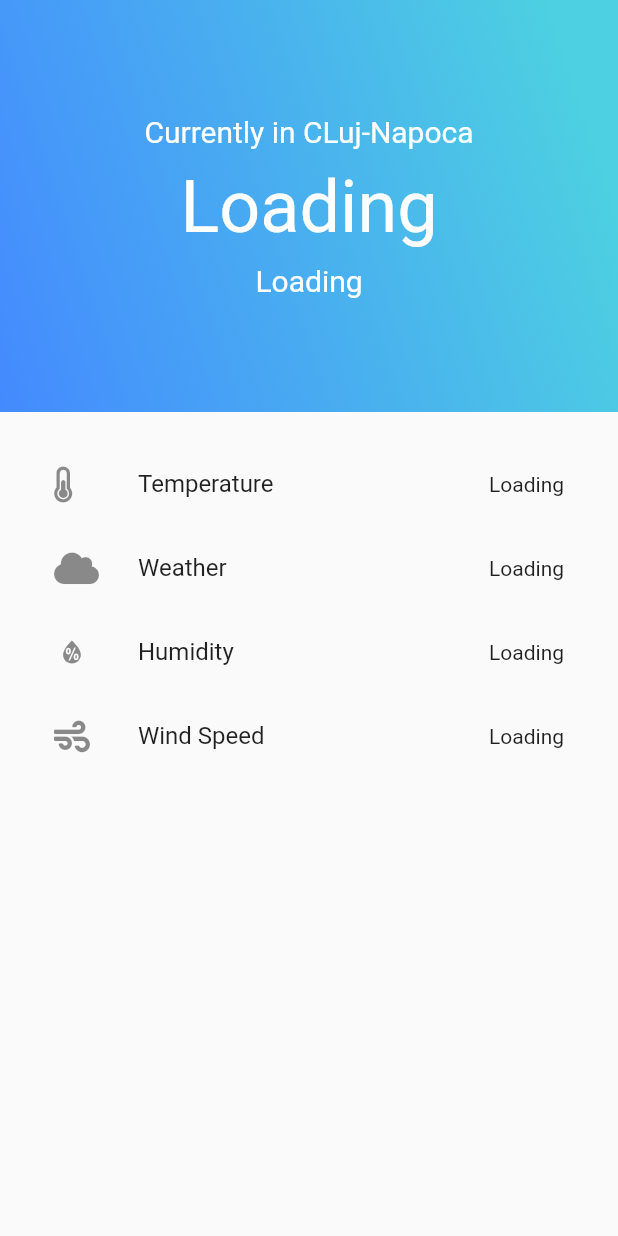
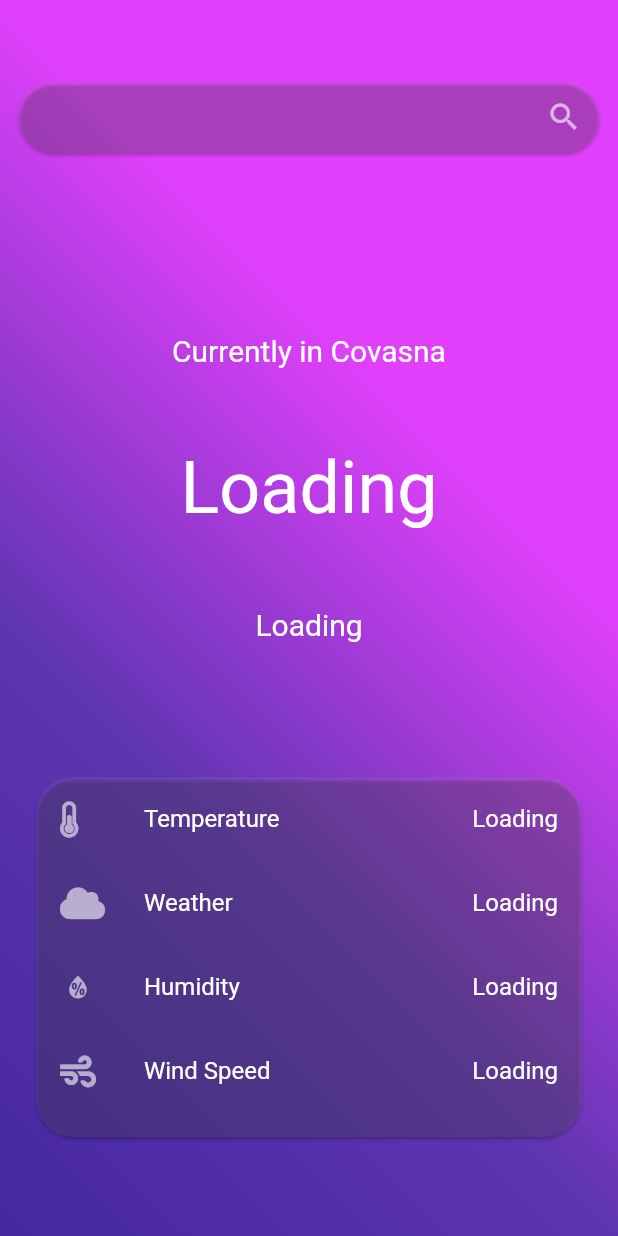
Before and after one commit to NicoletaSalcutan/weather_app, a Flutter app: the screen it shows after launch, on a phone screen of 412 x 824 dp. Run offline on Flutter 3.47's test engine with Material 2 defaults, Android fonts, the phone set to English and light mode, and no system bars; our stand-ins replace font_awesome_flutter, google_fonts, weather_icons; network calls fail.

Commit message:
modify design  +  functionality for search bar

```diff
--- a/lib/main.dart
+++ b/lib/main.dart
@@ -1,5 +1,6 @@
 import 'dart:convert';
 
+import 'package:flutter/cupertino.dart';
 import 'package:flutter/material.dart';
 import 'package:font_awesome_flutter/font_awesome_flutter.dart';
 import 'package:http/http.dart' as http;
@@ -22,16 +23,20 @@ class Home extends StatefulWidget {
 }
 
 class _HomeState extends State<Home> {
-  var temp;
+  double temp;
   var description;
   var currently;
   var humdity;
   var windspeed;
+  var oras = 'Covasna';
+  TextEditingController searchController = TextEditingController();
 
-  Future getWeather() async {
-    http.Response response = await http.get("http://api.openweathermap.org/data/2.5/weather?q=Cluj-Napoca&appid=75d39fd2d88201198549b6ce852968b1");
+  Future getWeather(String oras) async {
+    http.Response response =
+        await http.get("http://api.openweathermap.org/data/2.5/weather?q=$oras&appid=75d39fd2d88201198549b6ce852968b1");
     var results = jsonDecode(response.body);
     setState(() {
+      this.oras = oras;
       this.temp = results['main']['temp'];
       this.description = results['weather'][0]['description'];
       this.humdity = results['main']['humidity'];
@@ -42,76 +47,151 @@ class _HomeState extends State<Home> {
   @override
   void initState() {
     super.initState();
-    this.getWeather();
+    this.getWeather(oras);
   }
 
   @override
   Widget build(BuildContext context) {
     return Scaffold(
-      body: Column(
-        children: [
-          Container(
-            height: MediaQuery.of(context).size.height / 3,
+      body: Container(
+        height: MediaQuery.of(context).size.height,
         width: MediaQuery.of(context).size.height,
         decoration: BoxDecoration(
             gradient: LinearGradient(begin: Alignment.bottomLeft, colors: [
-              ColorApp.darkblue,
-              ColorApp.cyan[300],
+          ColorApp.deeppurple[800],
+          ColorApp.deeppurple[600],
+          ColorApp.purpleaccent,
         ])),
         child: Column(
-              mainAxisAlignment: MainAxisAlignment.center,
-              crossAxisAlignment: CrossAxisAlignment.center,
+          mainAxisAlignment: MainAxisAlignment.spaceEvenly,
           children: [
+            Stack(
+              children: [
+                SafeArea(
+                  child: Padding(
+                    padding: EdgeInsets.all(8),
+                    child: Card(
+                      color: Colors.white.withOpacity(0.07),
+                      shape: RoundedRectangleBorder(borderRadius: BorderRadius.circular(25)),
+                      child: Row(
+                        children: [
+                          Expanded(
+                            child: Padding(
+                              padding: const EdgeInsets.only(left: 16.0),
+                              child: TextField(
+                                decoration: InputDecoration(border: InputBorder.none),
+                                controller: searchController,
+                                style: roboto18White,
+                              ),
+                            ),
+                          ),
+                          IconButton(
+                              icon: Icon(
+                                Icons.search,
+                                color: ColorApp.white,
+                              ),
+                              onPressed: () => getWeather(searchController.text))
+                        ],
+                      ),
+                    ),
+                  ),
+                ),
+              ],
+            ),
+            SizedBox(
+              height: 24.0,
+            ),
             Padding(
               padding: EdgeInsets.only(bottom: 10.0),
               child: Text(
-                    Strings.currentlyInCluj,
+                Strings.currentlyIn + oras,
                 style: roboto20White,
               ),
             ),
             Text(
-                  temp != null ? temp.toString() + "\u00B0" : "Loading",
+              temp != null ? (temp - 273.15).toStringAsFixed(2) + "\u00B0C" : "Loading",
               style: roboto48White,
             ),
             Padding(
-                  padding: const EdgeInsets.only(top: 10.0),
+              padding: const EdgeInsets.only(top: 10.0, bottom: 24.0),
               child: Text(
                 description != null ? description.toString() : "Loading",
                 style: roboto20White,
               ),
             ),
+            Padding(
+              padding: EdgeInsets.all(20),
+              child: Card(
+                shape: RoundedRectangleBorder(borderRadius: BorderRadius.circular(25.0)),
+                color: ColorApp.white.withOpacity(0.08),
+                child: Padding(
+                  padding: const EdgeInsets.only(bottom: 16.0),
+                  child: ListView(
+                    shrinkWrap: true,
+                    children: [
+                      ListTile(
+                        leading: FaIcon(
+                          FontAwesomeIcons.thermometerHalf,
+                          color: ColorApp.white,
+                        ),
+                        title: Text(
+                          "Temperature",
+                          style: roboto16White,
+                        ),
+                        trailing: Text(
+                          temp != null ? (temp - 273.15).toStringAsFixed(2) + "\u00B0C" : "Loading",
+                          style: roboto16White,
+                        ),
+                      ),
+                      ListTile(
+                        leading: FaIcon(
+                          FontAwesomeIcons.cloud,
+                          color: ColorApp.white,
+                        ),
+                        title: Text(
+                          "Weather",
+                          style: roboto16White,
+                        ),
+                        trailing: Text(
+                          description != null ? description.toString() : "Loading",
+                          style: roboto16White,
+                        ),
+                      ),
+                      ListTile(
+                        leading: FaIcon(
+                          WeatherIcons.humidity,
+                          color: ColorApp.white,
+                        ),
+                        title: Text(
+                          "Humidity",
+                          style: roboto16White,
+                        ),
+                        trailing: Text(
+                          humdity != null ? humdity.toString() : "Loading",
+                          style: roboto16White,
+                        ),
+                      ),
+                      ListTile(
+                        leading: FaIcon(
+                          FontAwesomeIcons.wind,
+                          color: ColorApp.white,
+                        ),
+                        title: Text(
+                          "Wind Speed",
+                          style: roboto16White,
+                        ),
+                        trailing: Text(
+                          windspeed != null ? windspeed.toString() : "Loading",
+                          style: roboto16White,
+                        ),
+                      ),
                     ],
                   ),
                 ),
-          Expanded(
-              child: Padding(
-            padding: EdgeInsets.all(20),
-            child: ListView(
-              children: [
-                ListTile(
-                  leading: FaIcon(FontAwesomeIcons.thermometerHalf),
-                  title: Text("Temperature"),
-                  trailing: Text(temp != null ? temp.toString() + "\u00B0" : "Loading"),
               ),
-                ListTile(
-                  leading: FaIcon(FontAwesomeIcons.cloud),
-                  title: Text("Weather"),
-                  trailing: Text(description != null ? description.toString() : "Loading"),
-                ),
-                ListTile(
-                  leading: FaIcon(WeatherIcons.humidity),
-                  title: Text("Humidity"),
-                  trailing: Text(humdity != null ? humdity.toString() : "Loading"),
-                ),
-                ListTile(
-                  leading: FaIcon(FontAwesomeIcons.wind),
-                  title: Text("Wind Speed"),
-                  trailing: Text(windspeed != null ? windspeed.toString() : "Loading"),
             ),
           ],
         ),
-          )),
-        ],
       ),
     );
   }
--- a/lib/utils/strings.dart
+++ b/lib/utils/strings.dart
@@ -1,3 +1,3 @@
 class Strings {
-  static final String currentlyInCluj = "Currently in CLuj-Napoca";
+  static final String currentlyIn = "Currently in ";
 }
--- a/lib/utils/styles.dart
+++ b/lib/utils/styles.dart
@@ -2,4 +2,6 @@ import 'package:flutter/material.dart';
 import 'package:google_fonts/google_fonts.dart';
 
 TextStyle get roboto20White => GoogleFonts.roboto(fontSize: 20.0, color: Colors.white);
+TextStyle get roboto18White => GoogleFonts.roboto(fontSize: 18.0, color: Colors.white);
+TextStyle get roboto16White => GoogleFonts.roboto(fontSize: 16.0, color: Colors.white);
 TextStyle get roboto48White => GoogleFonts.roboto(fontSize: 48.0, color: Colors.white);
--- a/lib/utils/theme.dart
+++ b/lib/utils/theme.dart
@@ -1,7 +1,8 @@
 import 'package:flutter/material.dart';
 
 class ColorApp {
-  static final blue = Colors.blue;
-  static final cyan = Colors.cyan;
+  static final deeppurple = Colors.deepPurple;
+  static final purpleaccent = Colors.purpleAccent;
   static final darkblue = Colors.blueAccent;
+  static final white = Colors.white60;
 }
--- a/pubspec.yaml
+++ b/pubspec.yaml
@@ -32,6 +32,7 @@ dependencies:
   font_awesome_flutter: ^8.10.0
   http: ^0.12.0+4
   weather_icons: ^2.0.2
+
 
 dev_dependencies:
   flutter_test:
```
Lines whose indentation alone changed are shown as unchanged.
